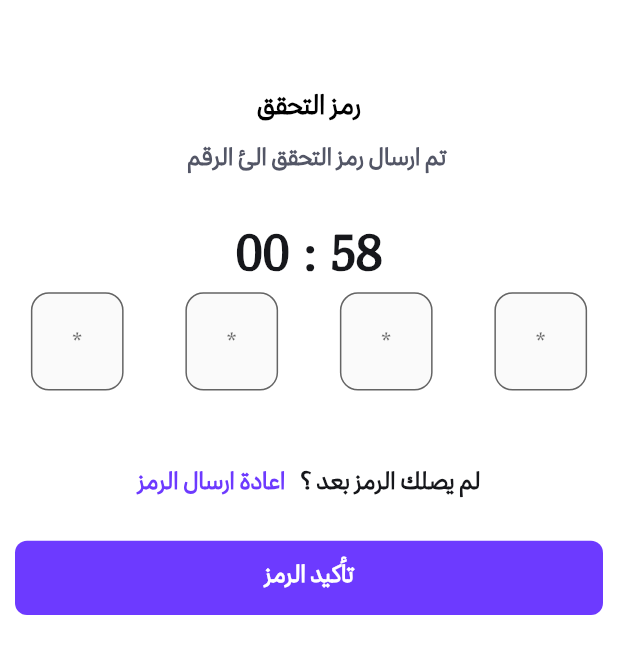
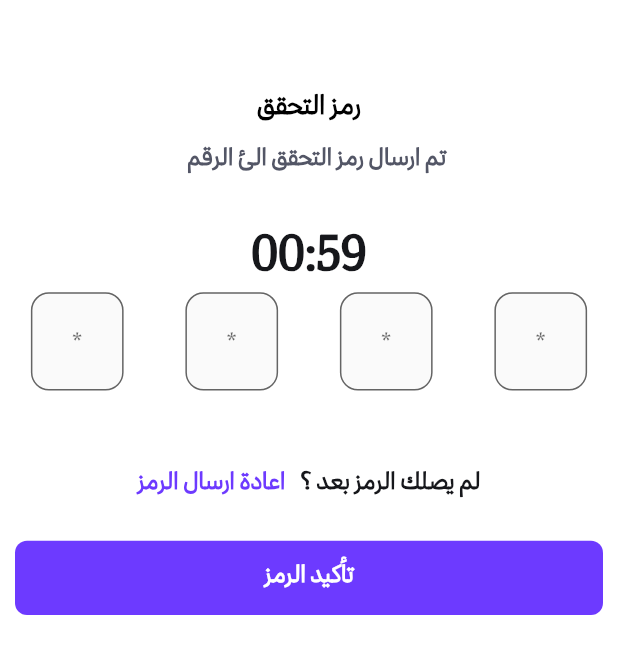
Before and after one commit to IbrahimWad/freeTaxi, a Flutter app: the Verfication screen opened by its route, after a tap on "اعادة ارسال الرمز", on a phone screen of 412 x 824 dp. Shown: the top 654 px of the screen. Run offline on Flutter 3.47's test engine with Material 2 defaults, Android fonts, the phone set to English and light mode, and no system bars; our stand-ins replace dio, flutter_form_builder, flutter_svg, get, get_storage, iconsax and 2 more; missing offline and left inert: alt_sms_autofill; accounts and stored records are empty; network calls fail.

Commit message:
Edit and dinally success

```diff
--- a/freetaxi/lib/controller/authviewModel.dart
+++ b/freetaxi/lib/controller/authviewModel.dart
@@ -156,7 +156,7 @@ class AuthviewModel extends GetxController {
       printError();
 
       print('error here');
-      startTimer();
+      startTimer(59);
       Get.off(Verfication());
 
       String? commingSms;
@@ -223,7 +223,7 @@ class AuthviewModel extends GetxController {
       box.write('phone', '+964${phoneLoginController!.value.text}');
       box.write('otp', responseBody);
       print(responseBody);
-      startTimer();
+      startTimer(59);
       Get.off(Verfication());
       String? commingSms;
       try {
@@ -255,8 +255,6 @@ class AuthviewModel extends GetxController {
     }
 
     update();
-
-    stopTimer();
   }
 
   String? _commingSms = 'SignOTP';
@@ -282,7 +280,8 @@ class AuthviewModel extends GetxController {
     isloading = false;
 
     var check = res.data['message'];
-    if (check == 'OTP Is Not Valid!') {
+    if (check == 'OTP Is Not Valid!' ||
+        res.data['message'] == "\"otp\" is not allowed to be empty") {
       Get.showSnackbar(GetBar(
           messageText: Row(
             mainAxisAlignment: MainAxisAlignment.center,
@@ -297,6 +296,7 @@ class AuthviewModel extends GetxController {
           snackPosition: SnackPosition.TOP,
           backgroundColor: bg_warning));
     } else {
+      Get.closeCurrentSnackbar();
       Get.off(HomePage());
     }
     print(responseBody);
@@ -304,8 +304,9 @@ class AuthviewModel extends GetxController {
   }
 
   resend() async {
+    Get.closeCurrentSnackbar();
     final dio = Dio();
-    startTimer();
+    startTimer(59);
     final res = await dio.post(
       signOTP,
       data: {'phone': box.read('phone')},
@@ -338,50 +339,28 @@ class AuthviewModel extends GetxController {
     return null;
   }
 
-  static const maxSeconds = 59;
-  var seconds = maxSeconds;
-  Timer? timer;
-
-  void startTimer({bool rest = true}) {
-    if (rest) {
-      resetTimer();
-      update();
-    }
-    timer = Timer.periodic(const Duration(seconds: 1), (timer) {
-      if (seconds > 0) {
-        seconds--;
-        update();
+  Timer? _timer;
+  int remainingSeconsd = 1;
+  final time = '00:00'.obs;
+  void startTimer(int seconds) {
+    const duration = Duration(seconds: 1);
+    remainingSeconsd = seconds;
+    _timer = Timer.periodic(duration, (Timer timer) {
+      if (remainingSeconsd == -1) {
+        timer.cancel();
       } else {
-        stopTimer(rest: false);
-        resetTimer();
+        int minutes = remainingSeconsd ~/ 60;
+        int seconds = (remainingSeconsd % 60);
+        time.value = minutes.toString().padLeft(2, "0") +
+            ":" +
+            seconds.toString().padLeft(2, "0");
+        remainingSeconsd--;
       }
     });
+
     update();
   }
 
   /// Stop Timer
-  void stopTimer({bool rest = true}) {
-    if (rest) {
-      resetTimer();
-      update();
-    }
-    timer?.cancel();
-    update();
-  }
 
-  /// Reset Timer
-  void resetTimer() {
-    seconds = maxSeconds;
-    update();
-  }
-
-  /// is Timer Active?
-  bool isTimerRuning() {
-    return timer == null ? false : timer!.isActive;
-  }
-
-  /// is Timer Completed?
-  bool isCompleted() {
-    return seconds == maxSeconds || seconds == 0;
-  }
 }
--- a/freetaxi/lib/screen/auth/verfication.dart
+++ b/freetaxi/lib/screen/auth/verfication.dart
@@ -53,27 +53,13 @@ class Verfication extends StatelessWidget {
                 SizedBox(
                   height: Get.height * 0.04,
                 ),
-                Row(
-                  crossAxisAlignment: CrossAxisAlignment.start,
-                  mainAxisAlignment: MainAxisAlignment.center,
-                  children: [
-                    CustomText(
-                      text: controller.seconds.toString(),
-                      alignment: Alignment.center,
-                      fontsize: 32,
-                    ),
-                    CustomText(
-                      text: ':',
-                      alignment: Alignment.center,
-                      fontsize: 32,
-                    ),
-                    CustomText(
-                      text: '00',
-                      alignment: Alignment.topCenter,
-                      fontsize: 32,
-                    ),
-                  ],
-                ),
+                Obx(() => Center(
+                      child: CustomText(
+                        text: controller.time.value,
+                        alignment: Alignment.center,
+                        fontsize: 32,
+                      ),
+                    )),
                 Row(
                     mainAxisAlignment: MainAxisAlignment.spaceAround,
                     children: [
@@ -128,7 +114,7 @@ class Verfication extends StatelessWidget {
                 Row(mainAxisAlignment: MainAxisAlignment.center, children: [
                   CustomText(text: 'لم يصلك الرمز بعد ؟'),
                   GestureDetector(
-                      onTap: controller.seconds != 59
+                      onTap: controller.time.value != "00:00"
                           ? null
                           : () {
                               Get.closeCurrentSnackbar();
--- a/freetaxi/pubspec.yaml
+++ b/freetaxi/pubspec.yaml
@@ -53,7 +53,7 @@ dependencies:
 flutter_icons:
   android: true
   ios: true
-  image_path: "assets/images/app-icon.png"
+  image_path: "assets/images/icon-app.png"
   min_sdk_android: 21
 
 
```
Also changed, not shown: freetaxi/lib/screen/auth/login.dart (+5 -2 lines), freetaxi/assets/images/AppIcon.jpg (deleted), freetaxi/assets/images/app-icon.png (deleted), freetaxi/assets/images/icon-app.png (added), 28 other files.
